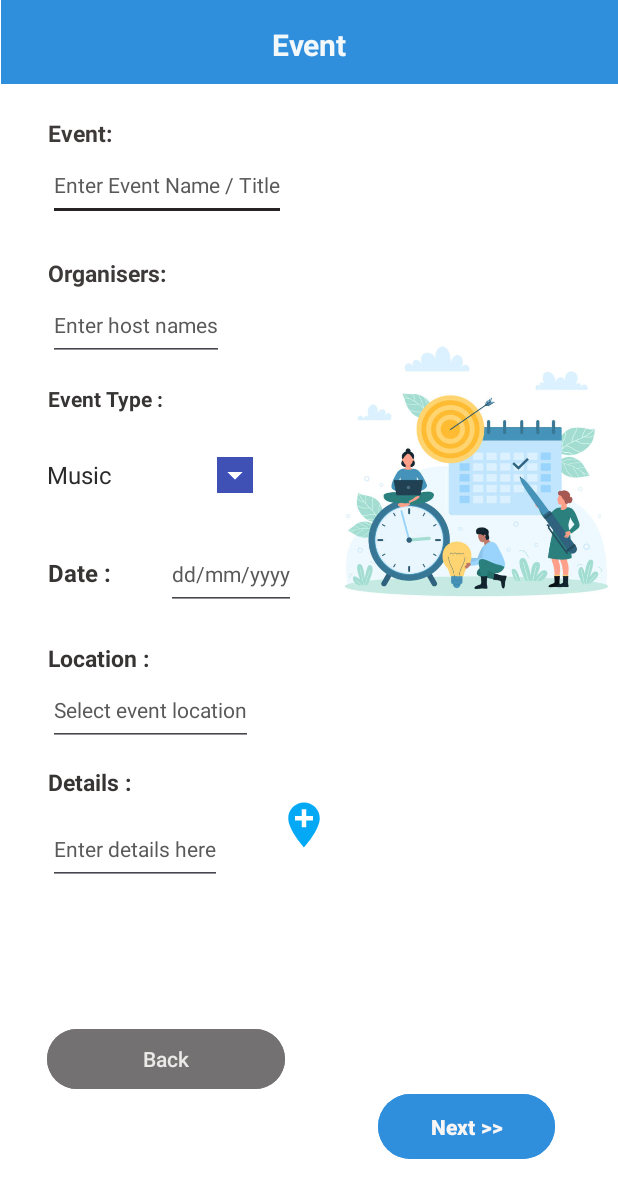
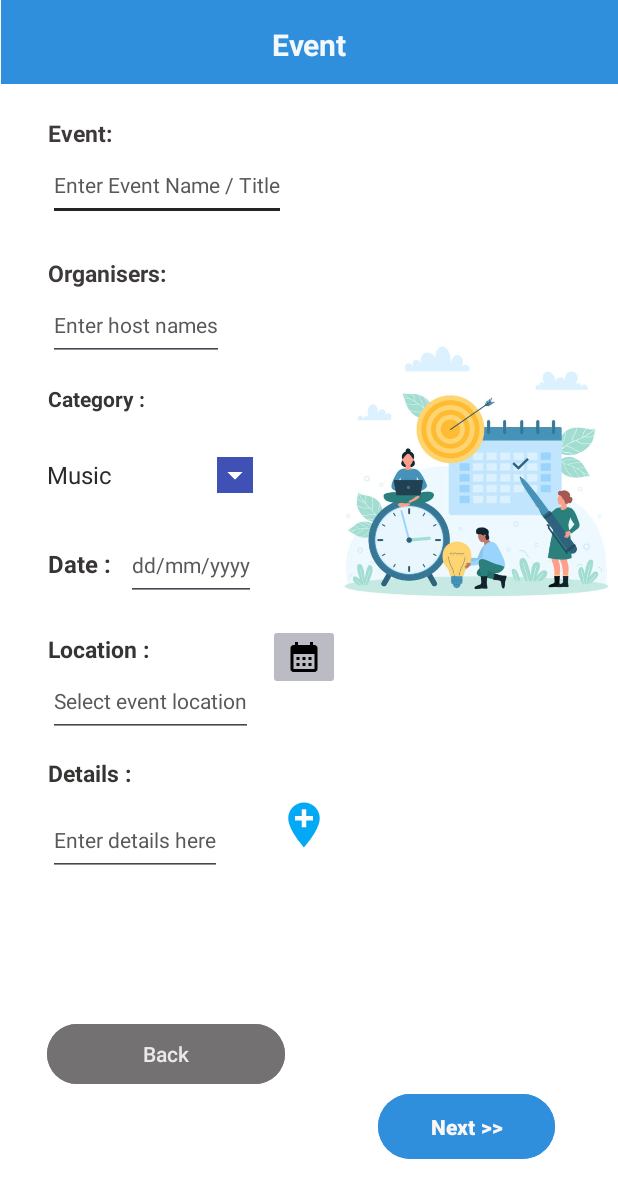
Before and after one commit to NPMpayela/FindoraGroup9OPSC7312Part1, an Android app: the MainActivity screen opened directly, with no data from a screen before it, on a phone screen of 412 x 824 dp. Shown: the top 1198 px of the screen. Run offline under Robolectric (Android 15) with nearby library versions, the phone set to English and light mode, and no system bars; libraries missing offline, so code that uses them is left out: com.google.android.libraries; Roboto replaces fonts that are not available here; 1 statement that could not run was skipped.

Commit message:
1st draft/2nd commit

```diff
--- /dev/null
+++ b/app/src/main/res/drawable/baseline_calendar_month_24.xml
@@ -0,0 +1,5 @@
+<vector xmlns:android="http://schemas.android.com/apk/res/android" android:height="24dp" android:tint="#000000" android:viewportHeight="24" android:viewportWidth="24" android:width="24dp">
+
+    <path android:fillColor="@android:color/white" android:pathData="M19,4h-1V2h-2v2H8V2H6v2H5C3.89,4 3.01,4.9 3.01,6L3,20c0,1.1 0.89,2 2,2h14c1.1,0 2,-0.9 2,-2V6C21,4.9 20.1,4 19,4zM19,20H5V10h14V20zM9,14H7v-2h2V14zM13,14h-2v-2h2V14zM17,14h-2v-2h2V14zM9,18H7v-2h2V18zM13,18h-2v-2h2V18zM17,18h-2v-2h2V18z"/>
+
+</vector>
--- a/app/src/main/res/layout/activity_main.xml
+++ b/app/src/main/res/layout/activity_main.xml
@@ -103,7 +103,7 @@
         android:layout_height="wrap_content"
         android:layout_marginTop="15dp"
         android:fontFamily="sans-serif"
-        android:text="Event Type :"
+        android:text="Category :"
         android:textColor="#373434"
         android:textSize="14sp"
         android:textStyle="bold"
@@ -140,19 +140,28 @@
         app:layout_constraintBaseline_toBaselineOf="@+id/ettDate"
         app:layout_constraintStart_toStartOf="parent" />
 
+
+    <!--    <Button-->
+<!--        android:id="@+id/btnPickDate"-->
+<!--        android:layout_width="wrap_content"-->
+<!--        android:layout_height="wrap_content"-->
+<!--        android:text="Pick Date"-->
+<!--        tools:layout_editor_absoluteX="209dp"-->
+<!--        tools:layout_editor_absoluteY="377dp" />-->
+
     <EditText
         android:id="@+id/ettDate"
         android:layout_width="wrap_content"
         android:layout_height="wrap_content"
-        android:layout_marginStart="11dp"
-        android:layout_marginTop="18dp"
+        android:layout_marginStart="10dp"
+        android:layout_marginTop="12dp"
         android:hint="dd/mm/yyyy"
         android:inputType="date"
         android:minHeight="48dp"
         android:textColor="#373434"
         android:textColorHint="#5A5959"
         android:textSize="14sp"
-        app:layout_constraintStart_toEndOf="@+id/textView5"
+        app:layout_constraintStart_toEndOf="@+id/textView4"
         app:layout_constraintTop_toBottomOf="@+id/spinner" />
 
     <TextView
@@ -266,6 +275,17 @@
         app:layout_constraintTop_toTopOf="parent"
         app:srcCompat="@drawable/istockphoto" />
 
+    <ImageButton
+        android:id="@+id/datepickbtn"
+        android:layout_width="wrap_content"
+        android:layout_height="wrap_content"
+        android:layout_marginStart="8dp"
+        android:layout_marginBottom="72dp"
+        android:backgroundTint="#BABBC3"
+        app:layout_constraintBottom_toTopOf="@+id/imageView3"
+        app:layout_constraintStart_toEndOf="@+id/ettDate"
+        app:srcCompat="@drawable/baseline_calendar_month_24"
+        tools:ignore="TouchTargetSizeCheck,SpeakableTextPresentCheck" />
 
 
 </androidx.constraintlayout.widget.ConstraintLayout>
```
Also changed, not shown: app/src/main/java/com/example/findoraapi/Event.kt (+38 -33 lines), app/src/main/java/com/example/findoraapi/FindoraEventAdapter.kt (+45 -44 lines), app/src/main/java/com/example/findoraapi/HomePage.kt (+17 -9 lines), app/src/main/java/com/example/findoraapi/MainActivity.kt (+48 -4 lines), app/src/main/java/com/example/findoraapi/MainActivity2.kt (+36 -6 lines).
